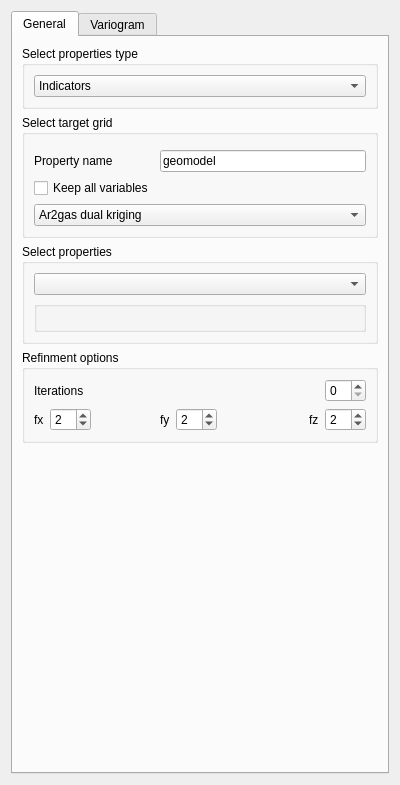
This is ui/deterministic.ui in robertorolo/LPM-Geomod_Suite as Qt 5 draws it before an edit. The edited form follows.
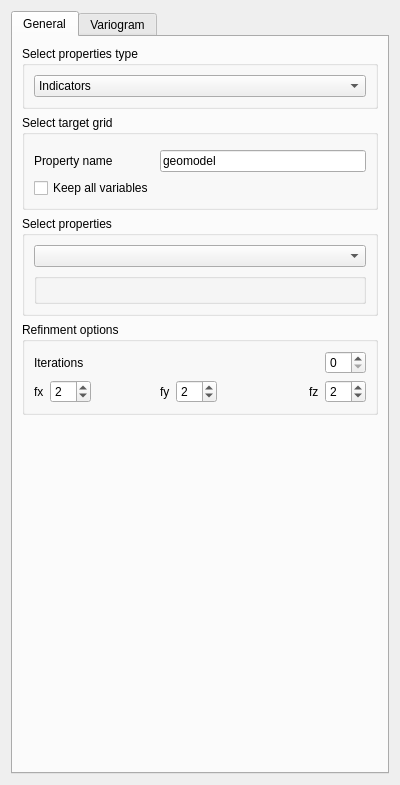
This is the edited form. Custom widgets are drawn as their Qt base class.

```diff
--- a/ui/deterministic.ui
+++ b/ui/deterministic.ui
@@ -269,31 +269,6 @@
             </property>
            </widget>
           </item>
-          <item row="5" column="0" colspan="2">
-           <widget class="QComboBox" name="comboBox_2">
-            <property name="sizePolicy">
-             <sizepolicy hsizetype="Expanding" vsizetype="Fixed">
-              <horstretch>0</horstretch>
-              <verstretch>0</verstretch>
-             </sizepolicy>
-            </property>
-            <item>
-             <property name="text">
-              <string>Ar2gas dual kriging </string>
-             </property>
-            </item>
-            <item>
-             <property name="text">
-              <string>Dual kriging</string>
-             </property>
-            </item>
-            <item>
-             <property name="text">
-              <string>Global kriging</string>
-             </property>
-            </item>
-           </widget>
-          </item>
          </layout>
         </widget>
        </item>
```
